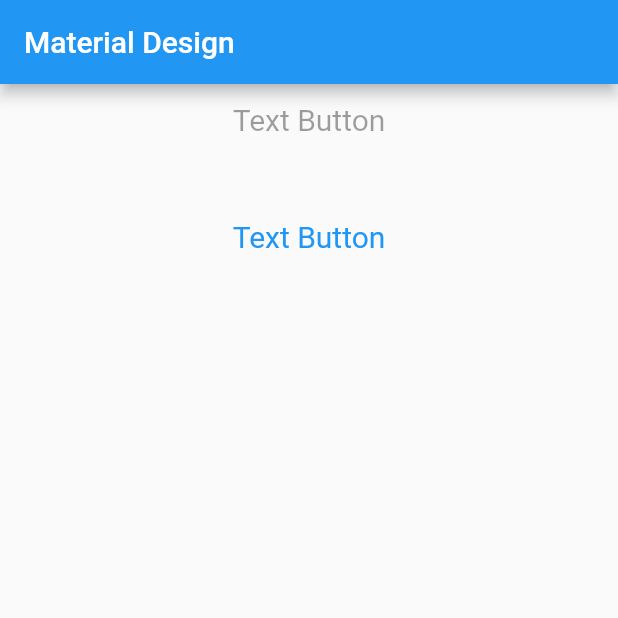
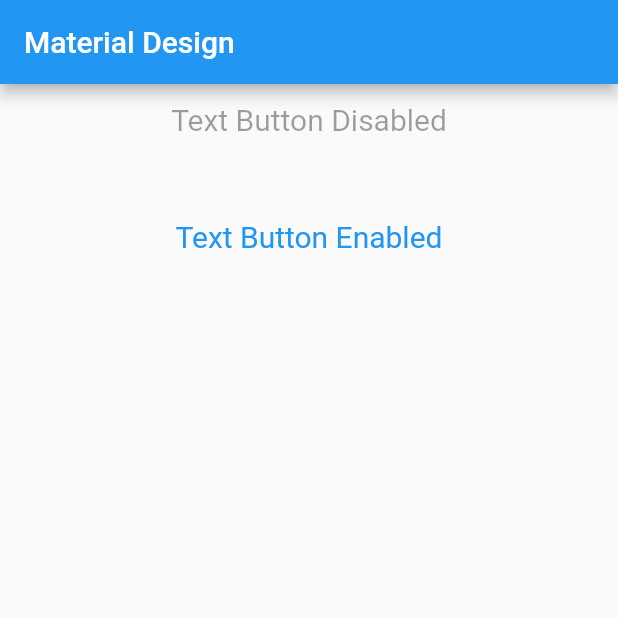
Before and after one commit to sanjibsinha/flutter_artisan, a Flutter app: the screen it shows after launch, on a phone screen of 412 x 824 dp, the top half of it. Run offline on Flutter 3.47's test engine with Material 2 defaults, Android fonts, the phone set to English and light mode, and no system bars.

Commit message:
second commit

```diff
--- a/lib/main.dart
+++ b/lib/main.dart
@@ -19,7 +19,7 @@ void main() {
                 ),
                 onPressed: null,
                 child: const Text(
-                  'Text Button',
+                  'Text Button Disabled',
                 ),
               ),
               const SizedBox(height: 30),
@@ -31,7 +31,7 @@ void main() {
                 ),
                 onPressed: () {},
                 child: const Text(
-                  'Text Button',
+                  'Text Button Enabled',
                 ),
               ),
             ],
```
